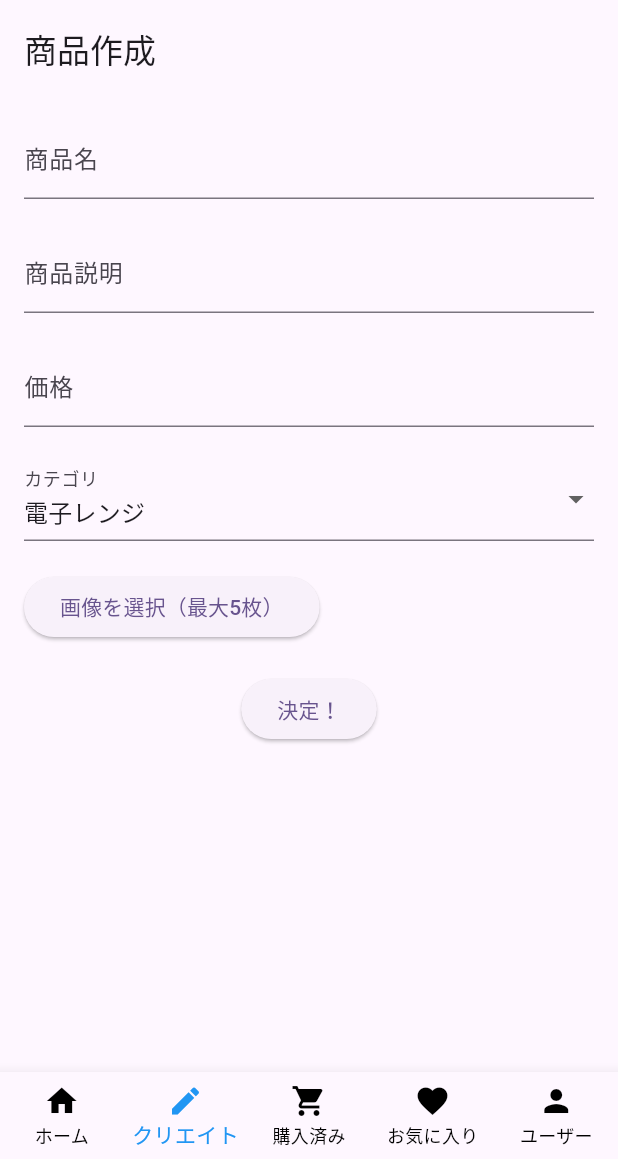
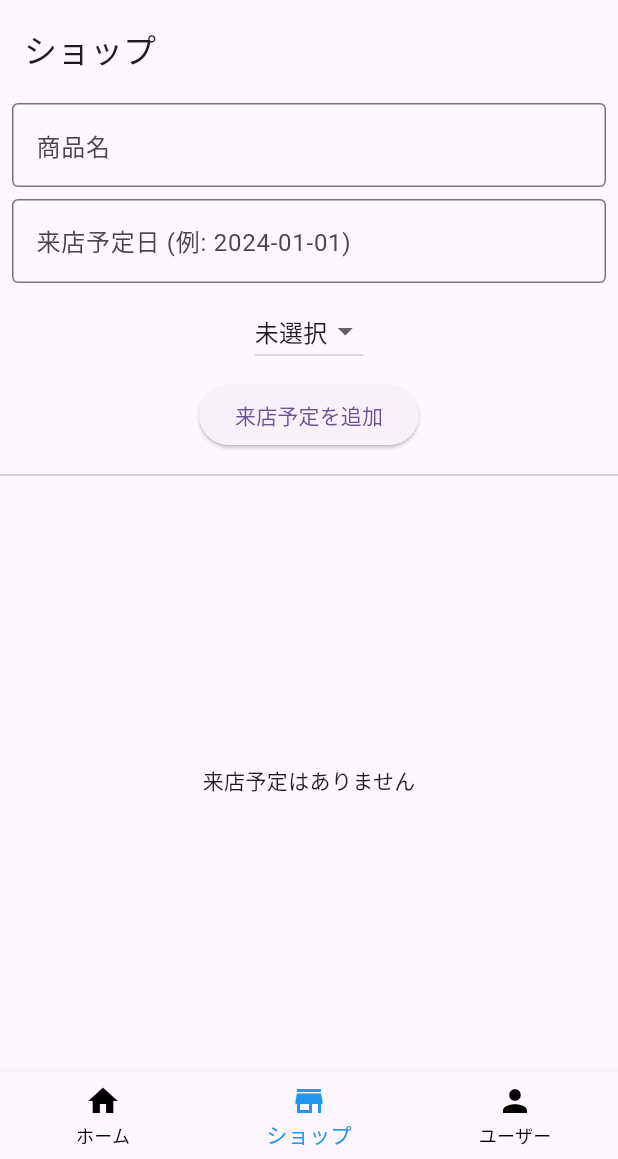
Before and after one commit to NazonoKansatugata/APUshion, a Flutter app: the screen it shows after launch, item 2 of the bottom bar chosen, on a phone screen of 412 x 824 dp, the part 77-1236 px from its top. Run offline on Flutter 3.47's test engine with Material 3 defaults, Android fonts, the phone set to English and light mode, and no system bars; our stand-ins replace cloud_firestore, file_picker, firebase_auth, firebase_core, firebase_storage, flutter_dotenv and 1 more; accounts and stored records are empty.

Commit message:
とりあえずこみっと

```diff
--- a/lib/ui/auth/view_model/auth_view_model.dart
+++ b/lib/ui/auth/view_model/auth_view_model.dart
@@ -10,29 +10,12 @@ class AuthViewModel extends ChangeNotifier {
   // 現在ログイン中のユーザーを表す (nullの場合は未ログイン)
   UserModel? currentUser;
 
-  // GitHubプロバイダ
-  final githubProvider = GithubAuthProvider();
+  // 運営ユーザーID
+  static const String adminUid = '0jbF0jcGAaeWyOiZ75LzFbmfQK22';
 
-  /// GitHubでログイン
-  Future<void> signInWithGitHub() async {
-    try {
-      final userCredential =
-          await _firebaseAuth.signInWithPopup(githubProvider);
-
-      // 取得したFirebaseのUserをUserModelに変換して保持する
-      final user = userCredential.user;
-      if (user != null) {
-        currentUser = _convertToUserModel(user); // FirebaseのUserをUserModelに変換
-        // ログイン成功時の処理
-        // ログイン成功時にFirestoreにユーザー情報を保存する
-        await storeUserProfile(currentUser!);
-        debugPrint("GitHubログイン成功: ${currentUser!.toJson()}");
-      }
-    } catch (e, st) {
-      debugPrint("GitHubログイン失敗: $e\n$st");
-      rethrow; // 必要に応じて再スローやエラー管理を行う
-    }
-    notifyListeners(); // UIに変更があったことを通知
+  /// 運営判定メソッド
+  bool isAdmin() {
+    return currentUser != null && currentUser!.uid == adminUid;
   }
 
   /// メールアドレスでログイン
@@ -44,14 +27,13 @@ class AuthViewModel extends ChangeNotifier {
       );
       final user = userCredential.user;
       if (user != null) {
-        currentUser = _convertToUserModel(user); // FirebaseのUserをUserModelに変換
-        // ログイン成功時の処理
-        await storeUserProfile(currentUser!); // ユーザー情報をFirestoreに保存
+        currentUser = _convertToUserModel(user);
+        await storeUserProfile(currentUser!);
         debugPrint("メールログイン成功: ${currentUser!.toJson()}");
       }
     } catch (e, st) {
       debugPrint("メールログイン失敗: $e\n$st");
-      rethrow; // ここで例外処理を書くか、呼び出し元で処理
+      rethrow;
     }
     notifyListeners();
   }
@@ -66,8 +48,7 @@ class AuthViewModel extends ChangeNotifier {
       final user = userCredential.user;
       if (user != null) {
         currentUser = _convertToUserModel(user);
-        // アカウント作成成功時の処理
-        await storeUserProfile(currentUser!); // ユーザー情報をFirestoreに保存
+        await storeUserProfile(currentUser!);
         debugPrint("メールでアカウント作成成功: ${currentUser!.toJson()}");
       }
     } catch (e, st) {
@@ -99,15 +80,15 @@ class AuthViewModel extends ChangeNotifier {
     if (user != null) {
       final userRef =
           FirebaseFirestore.instance.collection('users').doc(user.uid);
-      await userRef.set(usermodel.toJson()); //ユーザー情報を保存
+      await userRef.set(usermodel.toJson());
       await userRef
           .collection('createdProfiles')
           .doc('null')
-          .set({}); // ユーザー情報の初期化
+          .set({});
       await userRef
           .collection('likedProfiles')
           .doc('null')
-          .set({}); // ユーザー情報の初期化
+          .set({});
       debugPrint("ユーザー情報をFirestoreに保存しました: ${usermodel.toJson()}");
     }
     notifyListeners();
@@ -141,17 +122,14 @@ class AuthViewModel extends ChangeNotifier {
   }) async {
     final user = _firebaseAuth.currentUser;
     if (user != null) {
-      // FirebaseAuth のユーザー情報を更新 (name, photoURL)
       if (name != null || photoURL != null) {
         await user.updateProfile(
           displayName: name ?? user.displayName,
           photoURL: photoURL ?? user.photoURL,
         );
-        // 最新の情報を取得するためにユーザーを再読み込み
         await user.reload();
       }
 
-      // Firestore のユーザードキュメントを更新
       final userRef =
           FirebaseFirestore.instance.collection('users').doc(user.uid);
       final Map<String, dynamic> updatedData = {};
@@ -161,7 +139,6 @@ class AuthViewModel extends ChangeNotifier {
         await userRef.update(updatedData);
       }
 
-      // ローカルの currentUser 情報も更新
       if (currentUser != null) {
         currentUser!.name = name ?? currentUser!.name;
         currentUser!.photoURL = photoURL ?? currentUser!.photoURL;
--- a/lib/ui/home/home_page.dart
+++ b/lib/ui/home/home_page.dart
@@ -1,16 +1,20 @@
 import 'package:flutter/material.dart';
 import 'package:cloud_firestore/cloud_firestore.dart';
-import 'package:firebase_auth/firebase_auth.dart'; // Firebase Auth をインポート
+import 'package:firebase_auth/firebase_auth.dart';
+import 'package:provider/provider.dart';
 
 // 画面遷移のためのWidget
 import 'package:apusion/ui/home/HomeScreen.dart';
 import 'package:apusion/ui/create/view/create_page.dart';
 import 'package:apusion/ui/favorite/favorite_page.dart';
-import 'package:apusion/ui/home/ProfileCard.dart'; // プロフィールカードのインポート
-import 'package:apusion/ui/home/ProfileDetailScreen.dart'; // プロフィール詳細画面
+import 'package:apusion/ui/home/ProfileCard.dart';
+import 'package:apusion/ui/home/ProfileDetailScreen.dart';
 import 'package:apusion/ui/auth/view/auth_page.dart';
 import 'package:apusion/ui/user/user_page.dart';
-import 'package:apusion/ui/items/PurchasedItemsScreen.dart';
+import 'package:apusion/ui/shop/ShopScreen.dart'; // ShopScreen をインポート
+
+// AuthViewModel をインポート
+import 'package:apusion/ui/auth/view_model/auth_view_model.dart';
 
 class MainScreen extends StatefulWidget {
   @override
@@ -20,11 +24,19 @@ class MainScreen extends StatefulWidget {
 class _MainScreenState extends State<MainScreen> {
   int _selectedIndex = 0;
 
-  final List<Widget> _screens = [
+  // 管理者用の画面
+  final List<Widget> _adminScreens = [
     HomeScreen(),
     CreateScreen(),
-    PurchasedItemsScreen(),
+    ShopScreen(),
     FavoriteScreen(),
+    UserScreen(),
+  ];
+
+  // 一般ユーザー用の画面
+  final List<Widget> _userScreens = [
+    HomeScreen(),
+    ShopScreen(),
     UserScreen(),
   ];
 
@@ -36,23 +48,39 @@ class _MainScreenState extends State<MainScreen> {
 
   @override
   Widget build(BuildContext context) {
+    final authVM = context.watch<AuthViewModel>();
+    final bool isAdmin = authVM.isAdmin();
+
+    // ナビゲーションバーのアイテムを管理者用と一般ユーザー用に分ける
+    final adminNavItems = const [
+      BottomNavigationBarItem(icon: Icon(Icons.home), label: 'ホーム'),
+      BottomNavigationBarItem(icon: Icon(Icons.create), label: 'クリエイト'),
+      BottomNavigationBarItem(icon: Icon(Icons.store), label: 'ショップ'),
+      BottomNavigationBarItem(icon: Icon(Icons.favorite), label: 'お気に入り'),
+      BottomNavigationBarItem(icon: Icon(Icons.person), label: 'ユーザー'),
+    ];
+
+    final userNavItems = const [
+      BottomNavigationBarItem(icon: Icon(Icons.home), label: 'ホーム'),
+      BottomNavigationBarItem(icon: Icon(Icons.store), label: 'ショップ'),
+      BottomNavigationBarItem(icon: Icon(Icons.person), label: 'ユーザー'),
+    ];
+
     return Scaffold(
       appBar: AppBar(
-        title: Text("ぷろふぃーるはぶ",
-            style: TextStyle(fontSize: 36, fontWeight: FontWeight.bold)),
+        title: const Text(
+          "ぷろふぃーるはぶ",
+          style: TextStyle(fontSize: 36, fontWeight: FontWeight.bold),
+        ),
         backgroundColor: Colors.transparent,
         elevation: 0,
       ),
-      body: _screens[_selectedIndex],
+      body: isAdmin
+          ? _adminScreens[_selectedIndex]
+          : _userScreens[_selectedIndex],
       bottomNavigationBar: BottomNavigationBar(
         type: BottomNavigationBarType.fixed,
-        items: const [
-          BottomNavigationBarItem(icon: Icon(Icons.home), label: 'ホーム'),
-          BottomNavigationBarItem(icon: Icon(Icons.create), label: 'クリエイト'),
-          BottomNavigationBarItem(icon: Icon(Icons.shopping_cart), label: '購入済み'),
-          BottomNavigationBarItem(icon: Icon(Icons.favorite), label: 'お気に入り'),
-          BottomNavigationBarItem(icon: Icon(Icons.person), label: 'ユーザー'),
-        ],
+        items: isAdmin ? adminNavItems : userNavItems,
         currentIndex: _selectedIndex,
         selectedItemColor: Colors.blue,
         unselectedItemColor: Colors.black,
--- /dev/null
+++ b/lib/ui/shop/ShopScreen.dart
@@ -0,0 +1,183 @@
+import 'package:flutter/material.dart';
+import 'package:cloud_firestore/cloud_firestore.dart';
+import 'package:firebase_auth/firebase_auth.dart';
+import 'package:provider/provider.dart';
+import 'package:apusion/ui/auth/view_model/auth_view_model.dart';
+import 'package:apusion/ui/shop/shop_model.dart';
+
+class ShopScreen extends StatefulWidget {
+  const ShopScreen({Key? key}) : super(key: key);
+
+  @override
+  _ShopScreenState createState() => _ShopScreenState();
+}
+
+class _ShopScreenState extends State<ShopScreen> {
+  final TextEditingController _visitDateController = TextEditingController();
+  final TextEditingController _productController = TextEditingController();
+  String _selectedStore = '未選択';
+  final _formKey = GlobalKey<FormState>();
+
+  final List<String> _stores = [
+    '未選択',
+    '本店',
+    '支店A',
+    '支店B',
+  ];
+
+  @override
+  void dispose() {
+    _visitDateController.dispose();
+    _productController.dispose();
+    super.dispose();
+  }
+
+  /// 来店予定の追加
+  Future<void> _addVisit() async {
+    final user = FirebaseAuth.instance.currentUser;
+    if (user == null) return;
+
+    if (_formKey.currentState!.validate() && _selectedStore != '未選択') {
+      ShopVisit visit = ShopVisit(
+        id: '',
+        userId: user.uid,
+        userName: user.displayName ?? '匿名ユーザー',
+        product: _productController.text,
+        visitDate: _visitDateController.text,
+        store: _selectedStore,
+        visitType: 'listing',
+        createdAt: Timestamp.now(),
+      );
+
+      await FirebaseFirestore.instance
+          .collection('shopVisits')
+          .add(visit.toMap());
+
+      _visitDateController.clear();
+      _productController.clear();
+      setState(() {
+        _selectedStore = '未選択';
+      });
+
+      ScaffoldMessenger.of(context).showSnackBar(
+        const SnackBar(content: Text('来店予定を追加しました')),
+      );
+    } else {
+      ScaffoldMessenger.of(context).showSnackBar(
+        const SnackBar(content: Text('すべての項目を入力してください')),
+      );
+    }
+  }
+
+  /// 来店予定の削除
+  Future<void> _deleteVisit(String documentId) async {
+    await FirebaseFirestore.instance
+        .collection('shopVisits')
+        .doc(documentId)
+        .delete();
+
+    ScaffoldMessenger.of(context).showSnackBar(
+      const SnackBar(content: Text('来店予定を削除しました')),
+    );
+  }
+
+  @override
+  Widget build(BuildContext context) {
+    return Scaffold(
+      appBar: AppBar(title: const Text("ショップ")),
+      body: Column(
+        children: [
+          Form(
+            key: _formKey,
+            child: Padding(
+              padding: const EdgeInsets.all(8.0),
+              child: Column(
+                children: [
+                  TextFormField(
+                    controller: _productController,
+                    decoration: const InputDecoration(
+                      labelText: '商品名',
+                      border: OutlineInputBorder(),
+                    ),
+                    validator: (value) {
+                      if (value == null || value.isEmpty) {
+                        return '商品名を入力してください';
+                      }
+                      return null;
+                    },
+                  ),
+                  const SizedBox(height: 8),
+                  TextFormField(
+                    controller: _visitDateController,
+                    decoration: const InputDecoration(
+                      labelText: '来店予定日 (例: 2024-01-01)',
+                      border: OutlineInputBorder(),
+                    ),
+                    validator: (value) {
+                      if (value == null || value.isEmpty) {
+                        return '来店予定日を入力してください';
+                      }
+                      return null;
+                    },
+                  ),
+                  const SizedBox(height: 8),
+                  DropdownButton<String>(
+                    value: _selectedStore,
+                    onChanged: (String? newValue) {
+                      setState(() {
+                        _selectedStore = newValue!;
+                      });
+                    },
+                    items: _stores.map<DropdownMenuItem<String>>((String value) {
+                      return DropdownMenuItem<String>(
+                        value: value,
+                        child: Text(value),
+                      );
+                    }).toList(),
+                  ),
+                  const SizedBox(height: 8),
+                  ElevatedButton(
+                    onPressed: _addVisit,
+                    child: const Text('来店予定を追加'),
+                  ),
+                ],
+              ),
+            ),
+          ),
+          const Divider(),
+          Expanded(
+            child: StreamBuilder<QuerySnapshot>(
+              stream: FirebaseFirestore.instance
+                  .collection('shopVisits')
+                  .orderBy('createdAt', descending: true)
+                  .snapshots(),
+              builder: (context, snapshot) {
+                if (snapshot.connectionState == ConnectionState.waiting) {
+                  return const Center(child: CircularProgressIndicator());
+                }
+                if (!snapshot.hasData || snapshot.data!.docs.isEmpty) {
+                  return const Center(child: Text("来店予定はありません"));
+                }
+
+                var visits = snapshot.data!.docs
+                    .map((doc) => ShopVisit.fromDocument(doc))
+                    .toList();
+
+                return ListView.builder(
+                  itemCount: visits.length,
+                  itemBuilder: (context, index) {
+                    var visit = visits[index];
+                    return ListTile(
+                      title: Text(visit.product),
+                      subtitle: Text("来店予定日: ${visit.visitDate}"),
+                    );
+                  },
+                );
+              },
+            ),
+          ),
+        ],
+      ),
+    );
+  }
+}
--- /dev/null
+++ b/lib/ui/shop/shop_model.dart
@@ -0,0 +1,51 @@
+import 'package:cloud_firestore/cloud_firestore.dart';
+
+class ShopVisit {
+  String id;
+  String userId;
+  String userName;
+  String product;
+  String visitDate;
+  String store;
+  String visitType;
+  Timestamp createdAt;
+
+  ShopVisit({
+    required this.id,
+    required this.userId,
+    required this.userName,
+    required this.product,
+    required this.visitDate,
+    required this.store,
+    required this.visitType,
+    required this.createdAt,
+  });
+
+  // Firestore から取得したデータを ShopVisit オブジェクトに変換
+  factory ShopVisit.fromDocument(DocumentSnapshot doc) {
+    Map<String, dynamic> data = doc.data() as Map<String, dynamic>;
+    return ShopVisit(
+      id: doc.id,
+      userId: data['userId'] ?? '',
+      userName: data['userName'] ?? '匿名ユーザー',
+      product: data['product'] ?? '商品名なし',
+      visitDate: data['visitDate'] ?? '未設定',
+      store: data['store'] ?? '未設定',
+      visitType: data['visitType'] ?? '不明',
+      createdAt: data['createdAt'] ?? Timestamp.now(),
+    );
+  }
+
+  // Firestore に保存するための Map に変換
+  Map<String, dynamic> toMap() {
+    return {
+      'userId': userId,
+      'userName': userName,
+      'product': product,
+      'visitDate': visitDate,
+      'store': store,
+      'visitType': visitType,
+      'createdAt': createdAt,
+    };
+  }
+}
```
Also changed, not shown: lib/ui/auth/view/auth_page.dart (+21 -55 lines), lib/ui/auth/view/email_login_page.dart (+1 -22 lines), lib/ui/create/create_model.dart (added, +65 -0 lines), lib/ui/home/HomeScreen.dart (+37 -51 lines), lib/ui/home/ProfileDetailScreen.dart (+48 -3 lines), lib/ui/items/PurchasedItemsScreen.dart (deleted, +0 -58 lines), lib/ui/create/view/create_page.dart (line endings or trailing spaces), lib/ui/create/view_model/create_view_model.dart (line endings or trailing spaces).
